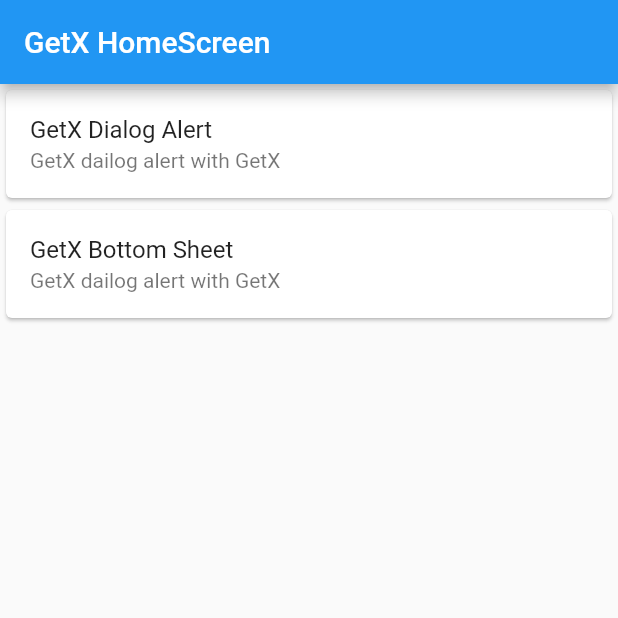
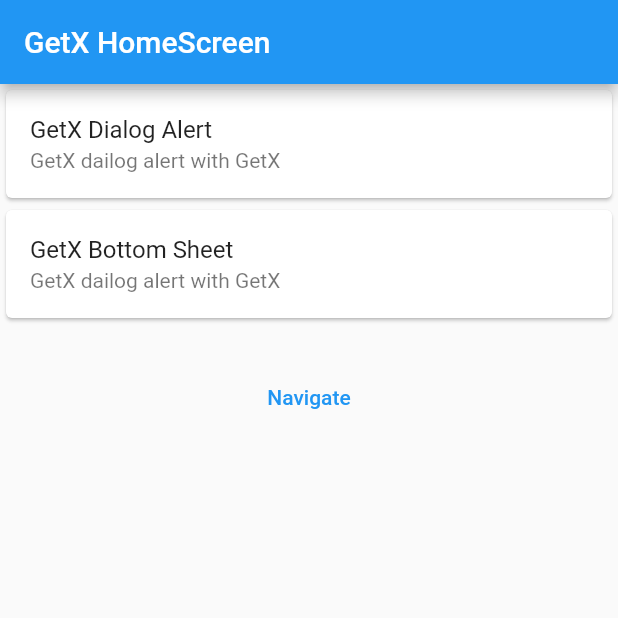
Before and after one commit to Surajpatra700/GetX_Project, a Flutter app: the screen it shows after launch, on a phone screen of 412 x 824 dp, the top half of it. Run offline on Flutter 3.47's test engine with Material 2 defaults, Android fonts, the phone set to English and light mode, and no system bars; our stand-ins replace get.

Commit message:
second Commit

```diff
--- a/lib/homescreen.dart
+++ b/lib/homescreen.dart
@@ -1,5 +1,6 @@
 import 'package:flutter/material.dart';
 import 'package:get/get.dart';
+import 'package:getx_project/screen_one.dart';
 
 class HomeScreen extends StatefulWidget {
   const HomeScreen({super.key});
@@ -72,6 +73,16 @@ class _HomeScreenState extends State<HomeScreen> {
               },
             ),
           ),
+          Center(
+              child: Padding(
+            padding: const EdgeInsets.only(top: 25.0),
+            child: TextButton(
+                onPressed: () {
+                  //Get.to(ScreenOne(name: "Suraj",));
+                  Get.toNamed("/one", arguments: ["Suraj"]);
+                },
+                child: Text("Navigate")),
+          )),
         ],
       ),
       floatingActionButton: FloatingActionButton(onPressed: () {
--- a/lib/main.dart
+++ b/lib/main.dart
@@ -1,6 +1,7 @@
 import 'package:flutter/material.dart';
 import 'package:get/get.dart';
 import 'package:getx_project/homescreen.dart';
+import 'package:getx_project/screen_one.dart';
 
 void main() {
   runApp(const MyApp());
@@ -19,6 +20,10 @@ class MyApp extends StatelessWidget {
         primarySwatch: Colors.blue,
       ),
       home: HomeScreen(),
+      getPages: [
+        GetPage(name: "/", page: ()=> HomeScreen()),
+        GetPage(name: "/one", page: () => ScreenOne(name: "Suraj")),
+      ],
     );
   }
 }
```
Also changed, not shown: lib/screen_one.dart (added, +20 -0 lines).
